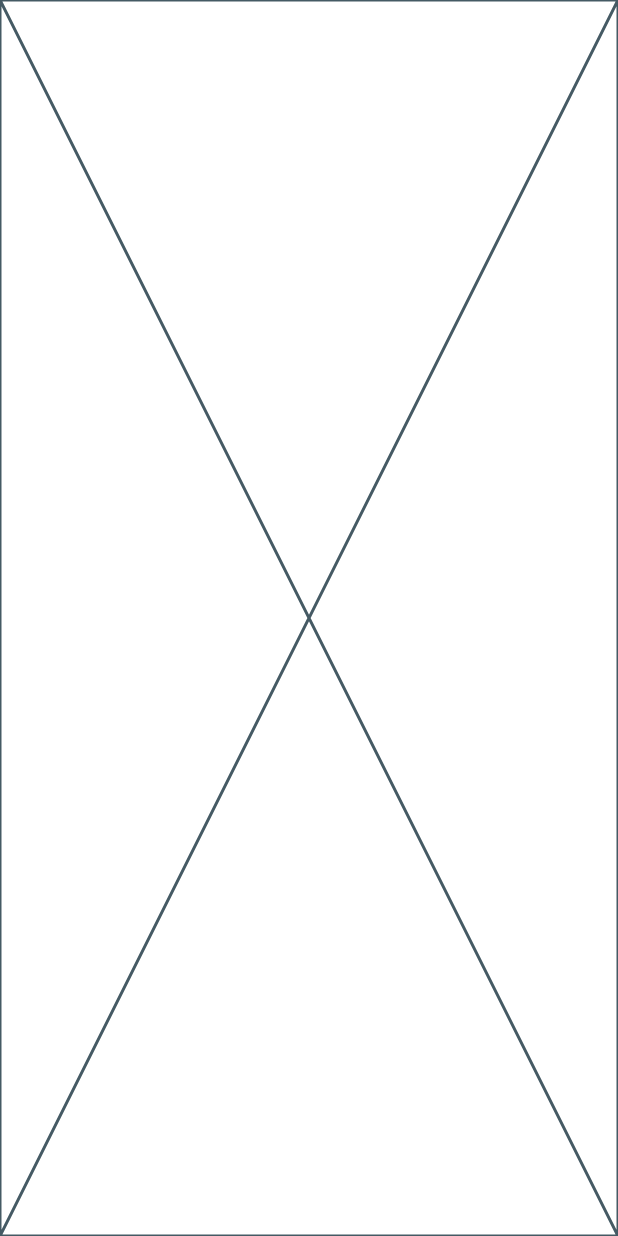
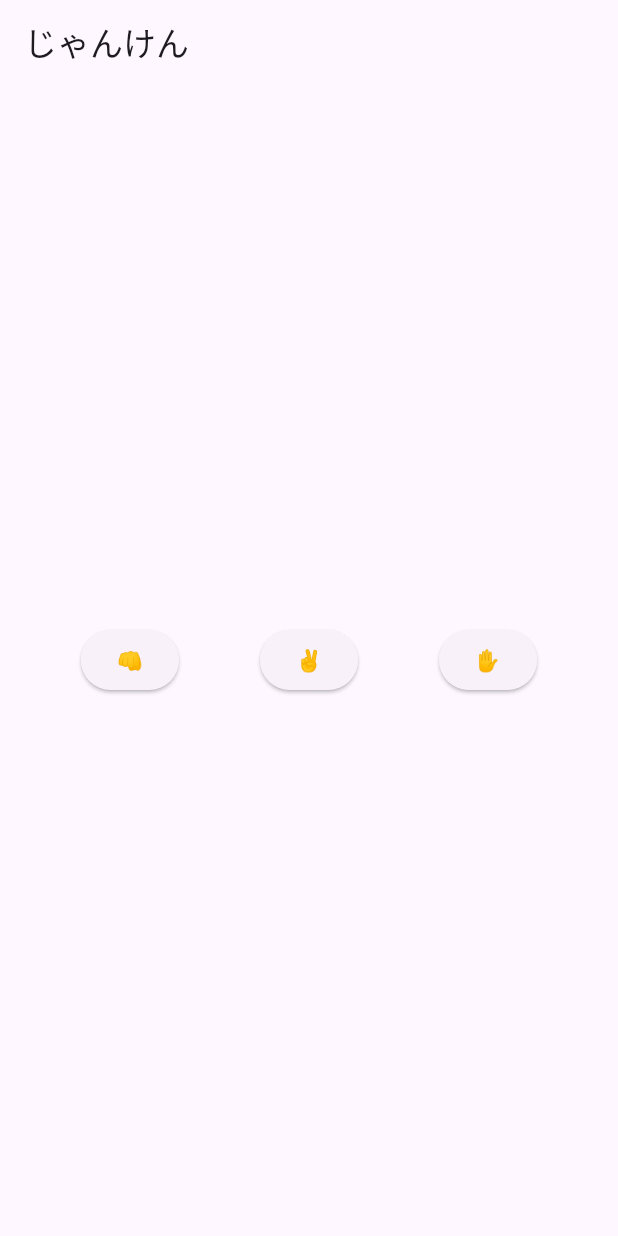
Before and after one commit to kazuhira123/janken, a Flutter app: the screen it shows after launch, on a phone screen of 412 x 824 dp. Run offline on Flutter 3.47's test engine with Material 3 defaults, Android fonts, the phone set to English and light mode, and no system bars.

Commit message:
add AppBar and Janken Button.

```diff
--- a/lib/main.dart
+++ b/lib/main.dart
@@ -7,13 +7,11 @@ void main() {
 class MyApp extends StatelessWidget {
   const MyApp({super.key});
 
-
   @override
   Widget build(BuildContext context) {
     return MaterialApp(
       title: 'Flutter Demo',
       theme: ThemeData(
-
         colorScheme: ColorScheme.fromSeed(seedColor: Colors.deepPurple),
         useMaterial3: true,
       ),
@@ -32,6 +30,29 @@ class JankenPage extends StatefulWidget {
 class _JankenPageState extends State<JankenPage> {
   @override
   Widget build(BuildContext context) {
-    return const Placeholder();
+    return Scaffold(
+      appBar: AppBar(
+        title: Text('じゃんけん'),
+      ),
+      body: Center(
+        child: Row(
+          mainAxisAlignment: MainAxisAlignment.spaceEvenly,
+          children: [
+            ElevatedButton(
+              onPressed: () {},
+              child: Text('👊'),
+            ),
+            ElevatedButton(
+              onPressed: () {},
+              child: Text('✌️'),
+            ),
+            ElevatedButton(
+              onPressed: () {},
+              child: Text('✋'),
+            ),
+          ],
+        ),
+      ),
+    );
   }
 }
```
